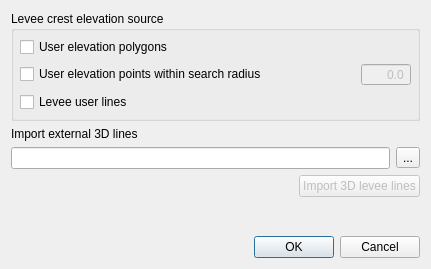
Qt form flo2d/ui/levees_elevation.ui (FLO-2DSoftware/qgis-flo-2d-plugin) before a commit.
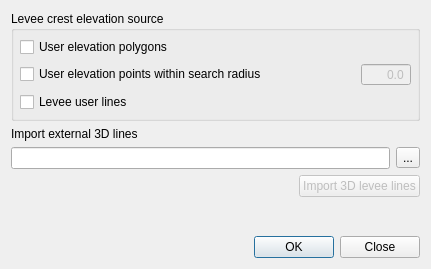
The same form after that commit.

Commit message: levee elevations tool enforces use of levee lines

```diff
--- a/flo2d/ui/levees_elevation.ui
+++ b/flo2d/ui/levees_elevation.ui
@@ -106,7 +106,7 @@
       <enum>Qt::Horizontal</enum>
      </property>
      <property name="standardButtons">
-      <set>QDialogButtonBox::Cancel|QDialogButtonBox::Ok</set>
+      <set>QDialogButtonBox::Close|QDialogButtonBox::Ok</set>
      </property>
     </widget>
    </item>
```
Left out of the diff: 11 changed lines with no effect on the pictures. The commit also changes 2 other files.
